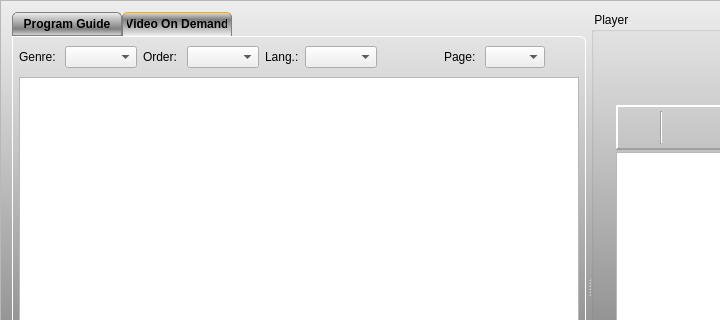
Old version of the form vlc-record/forms/recorder_inc.ui in the repository code-google-com/vlc-record; both pictures show x 0 to 720 and y 0 to 320 of the 1033 by 571 pixel window.
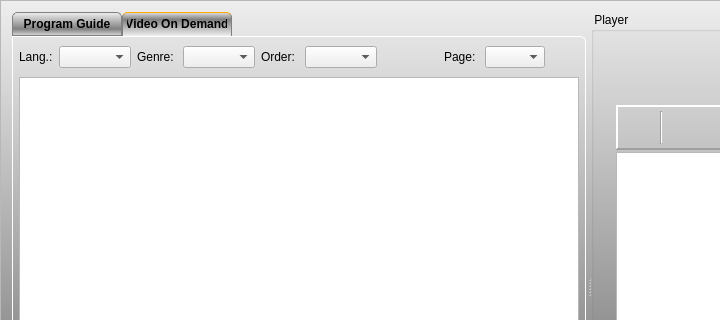
New version of the form. The open tabs and pages were chosen to show the change. Icons and pictures are not drawn. Custom widgets are drawn as their Qt base class.

Commit message: - change position of vod language cbx

Diff of the .ui file:
```diff
--- a/vlc-record/forms/recorder_inc.ui
+++ b/vlc-record/forms/recorder_inc.ui
@@ -720,7 +720,17 @@
             <number>6</number>
            </property>
            <item>
-            <layout class="QHBoxLayout" name="horizontalLayout_7" stretch="0,8,0,8,0,8,0,0,0,0,0">
+            <layout class="QHBoxLayout" name="horizontalLayout_7" stretch="0,0,0,8,0,8,0,0,0,0,0">
+             <item>
+              <widget class="QLabel" name="labVodLang">
+               <property name="text">
+                <string>Lang.:</string>
+               </property>
+              </widget>
+             </item>
+             <item>
+              <widget class="QComboBox" name="cbxVodLang"/>
+             </item>
              <item>
               <widget class="QLabel" name="labGenre">
                <property name="text">
@@ -741,16 +751,6 @@
              <item>
               <widget class="QComboBox" name="cbxLastOrBest"/>
              </item>
-             <item>
-              <widget class="QLabel" name="labVodLang">
-               <property name="text">
-                <string>Lang.:</string>
-               </property>
-              </widget>
-             </item>
-             <item>
-              <widget class="QComboBox" name="cbxVodLang"/>
-             </item>
              <item>
               <spacer name="horizontalSpacer_5">
                <property name="orientation">
```
